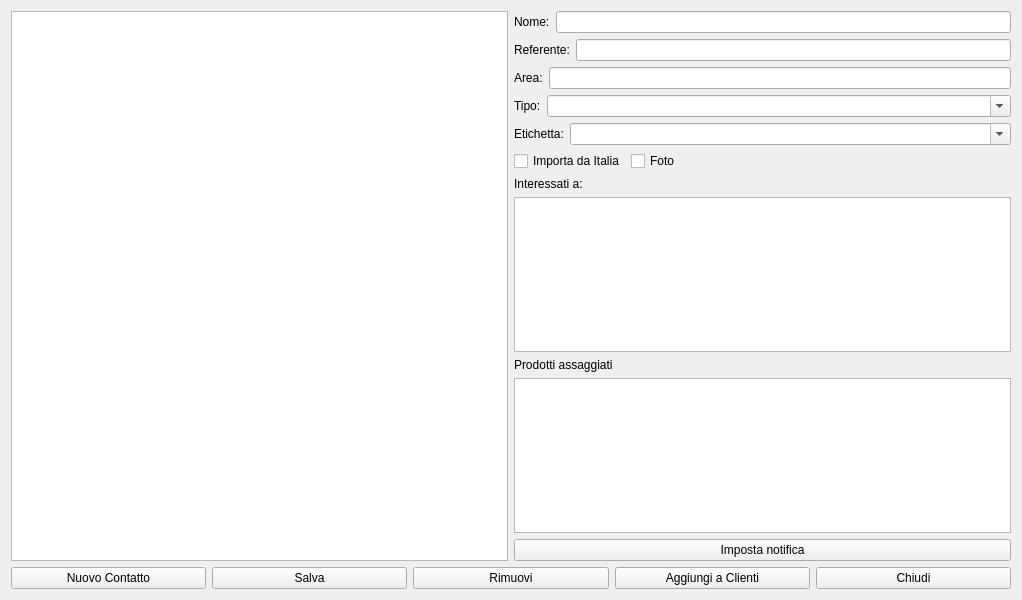
This is hcontacts.ui in fblabs/hamlet-mod-sancon as Qt 5 draws it before an edit. The edited form follows.
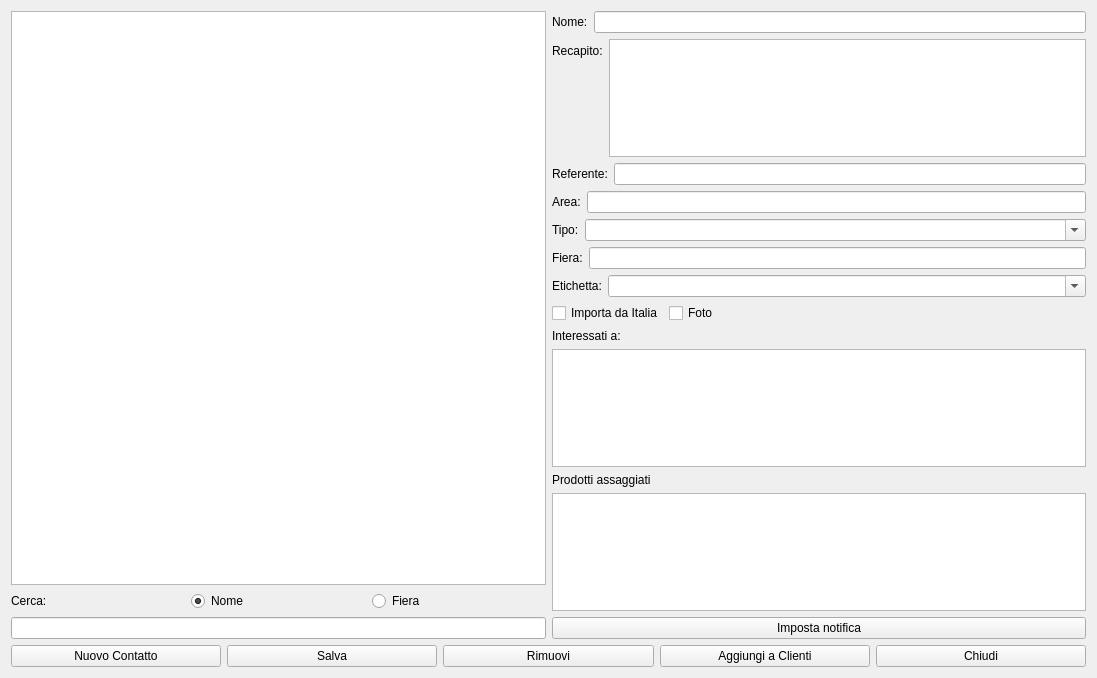
This is the edited form. Icons and pictures are not drawn.

```diff
--- a/hcontacts.ui
+++ b/hcontacts.ui
@@ -6,8 +6,8 @@
    <rect>
     <x>0</x>
     <y>0</y>
-    <width>1022</width>
-    <height>600</height>
+    <width>1097</width>
+    <height>678</height>
    </rect>
   </property>
   <property name="windowTitle">
@@ -17,9 +17,13 @@
    <iconset resource="icons.qrc">
     <normaloff>:/Resources/user-group-icon.png</normaloff>:/Resources/user-group-icon.png</iconset>
   </property>
-  <layout class="QVBoxLayout" name="verticalLayout_4">
+  <layout class="QVBoxLayout" name="verticalLayout_7">
    <item>
-    <layout class="QHBoxLayout" name="horizontalLayout">
+    <layout class="QVBoxLayout" name="verticalLayout_6">
+     <item>
+      <layout class="QHBoxLayout" name="horizontalLayout_3">
+       <item>
+        <layout class="QVBoxLayout" name="verticalLayout_5">
      <item>
       <widget class="QListView" name="lvMain">
        <property name="editTriggers">
@@ -37,6 +41,43 @@
       </widget>
      </item>
      <item>
+          <layout class="QVBoxLayout" name="verticalLayout_4">
+           <item>
+            <layout class="QHBoxLayout" name="horizontalLayout">
+             <item>
+              <widget class="QLabel" name="label_10">
+               <property name="text">
+                <string>Cerca:</string>
+               </property>
+              </widget>
+             </item>
+             <item>
+              <widget class="QRadioButton" name="rbNome">
+               <property name="text">
+                <string>Nome</string>
+               </property>
+               <property name="checked">
+                <bool>true</bool>
+               </property>
+              </widget>
+             </item>
+             <item>
+              <widget class="QRadioButton" name="rbFiera">
+               <property name="text">
+                <string>Fiera</string>
+               </property>
+              </widget>
+             </item>
+            </layout>
+           </item>
+           <item>
+            <widget class="QLineEdit" name="lineEdit_3"/>
+           </item>
+          </layout>
+         </item>
+        </layout>
+       </item>
+       <item>
       <layout class="QVBoxLayout" name="verticalLayout_3">
        <item>
         <layout class="QFormLayout" name="formLayout_2">
@@ -52,6 +93,20 @@
          </item>
         </layout>
        </item>
+         <item>
+          <layout class="QFormLayout" name="formLayout_7">
+           <item row="0" column="0">
+            <widget class="QLabel" name="label_8">
+             <property name="text">
+              <string>Recapito:</string>
+             </property>
+            </widget>
+           </item>
+           <item row="0" column="1">
+            <widget class="QPlainTextEdit" name="peRecapito"/>
+           </item>
+          </layout>
+         </item>
        <item>
         <layout class="QFormLayout" name="formLayout">
          <item row="0" column="0">
@@ -98,6 +153,20 @@
          </item>
         </layout>
        </item>
+         <item>
+          <layout class="QFormLayout" name="formLayout_8">
+           <item row="0" column="0">
+            <widget class="QLabel" name="label_9">
+             <property name="text">
+              <string>Fiera:</string>
+             </property>
+            </widget>
+           </item>
+           <item row="0" column="1">
+            <widget class="QLineEdit" name="leFiera"/>
+           </item>
+          </layout>
+         </item>
        <item>
         <layout class="QFormLayout" name="formLayout_4">
          <item row="0" column="0">
@@ -263,6 +332,8 @@
         </size>
        </property>
       </widget>
+       </item>
+      </layout>
      </item>
     </layout>
    </item>
```
Lines whose indentation alone changed are shown as unchanged.
